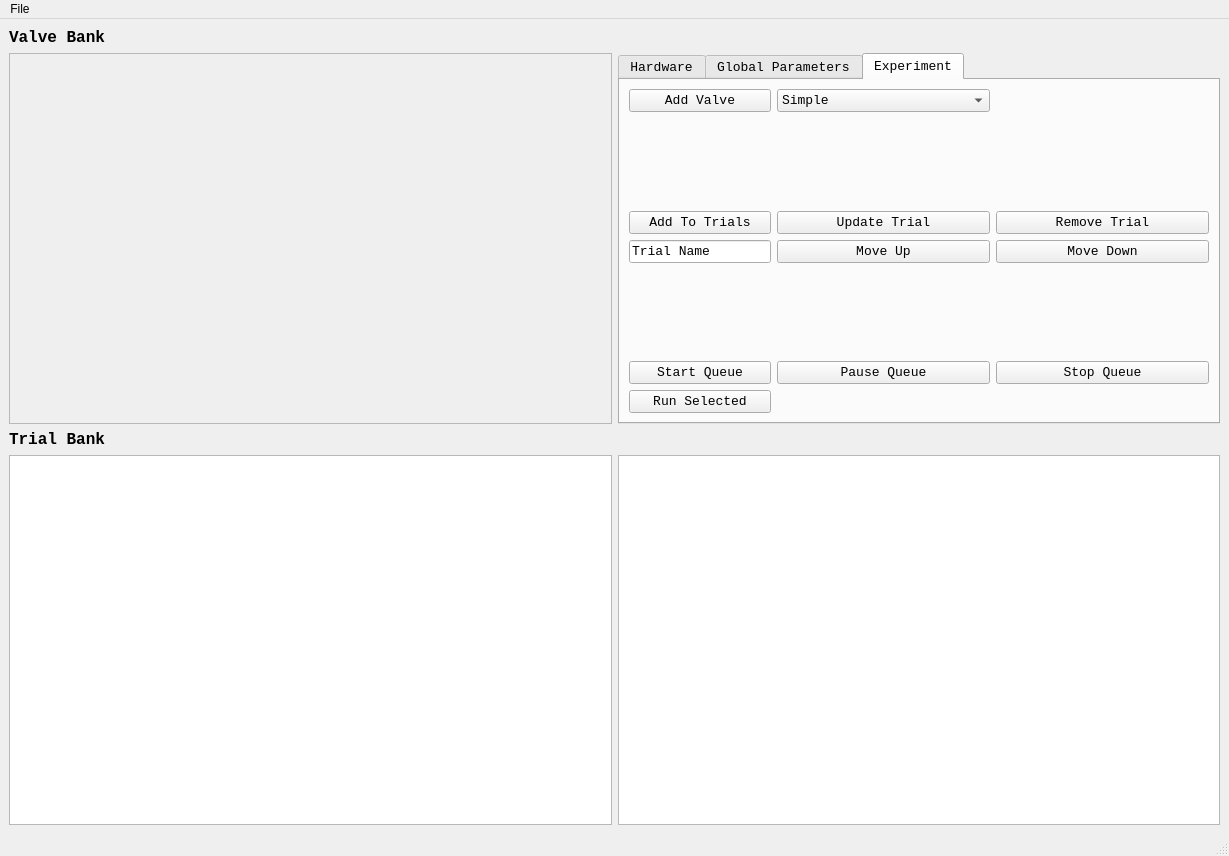
The window that UI/PulseBoyUI.ui (tobiasackels/PulseBoy) describes before a commit, drawn with Qt 5.
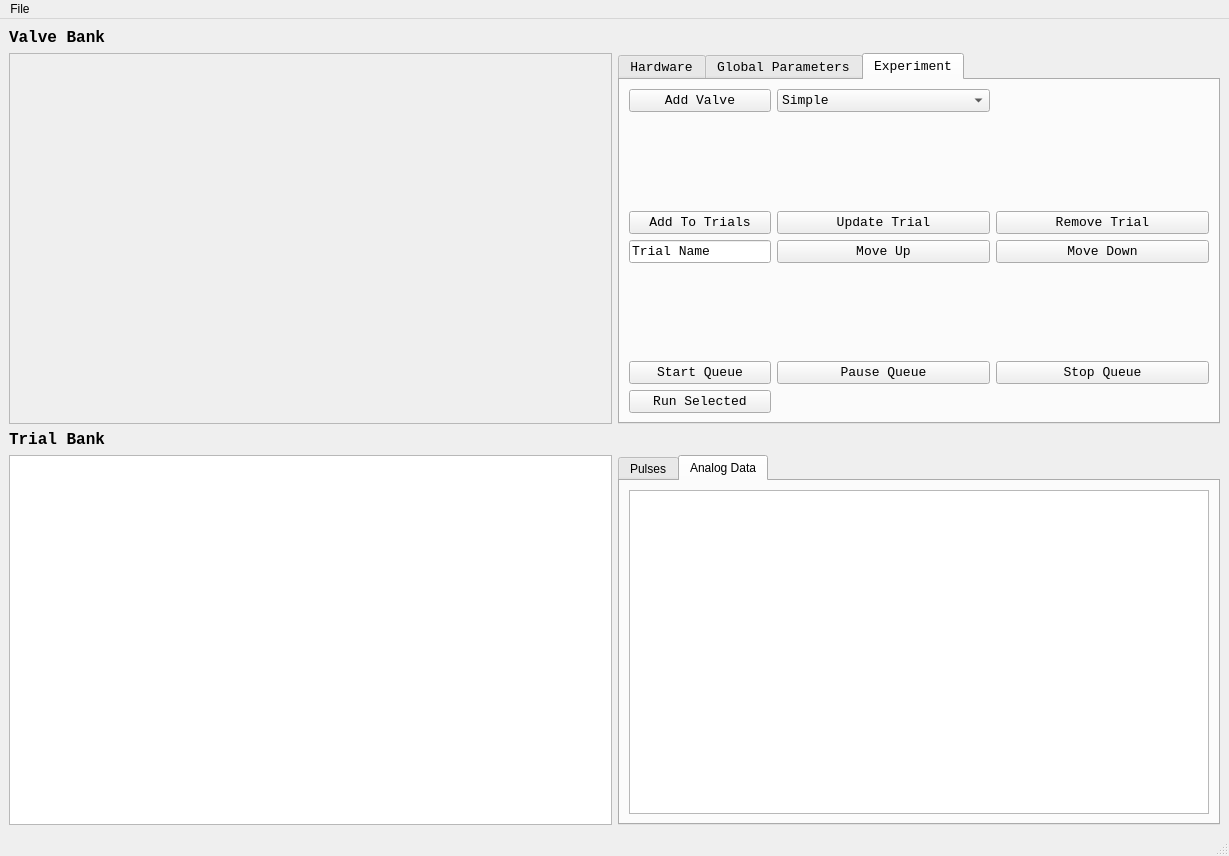
The same window after the commit. Custom widgets are drawn as their Qt base class.

Commit message: Basic trial by trial analog plotting

What changed in the file:
```diff
--- a/UI/PulseBoyUI.ui
+++ b/UI/PulseBoyUI.ui
@@ -58,16 +58,6 @@
       </widget>
      </widget>
     </item>
-    <item row="3" column="2">
-     <widget class="PlotWidget" name="graphicsView">
-      <property name="sizePolicy">
-       <sizepolicy hsizetype="Expanding" vsizetype="Expanding">
-        <horstretch>0</horstretch>
-        <verstretch>0</verstretch>
-       </sizepolicy>
-      </property>
-     </widget>
-    </item>
     <item row="3" column="0">
      <widget class="QTableView" name="trialBankTable">
       <property name="sizePolicy">
@@ -441,6 +431,47 @@
       </widget>
      </widget>
     </item>
+    <item row="3" column="2">
+     <widget class="QTabWidget" name="viewWidgetTab">
+      <property name="currentIndex">
+       <number>1</number>
+      </property>
+      <widget class="QWidget" name="pulseTab">
+       <attribute name="title">
+        <string>Pulses</string>
+       </attribute>
+       <layout class="QGridLayout" name="gridLayout_5">
+        <item row="0" column="0">
+         <widget class="PlotWidget" name="graphicsView">
+          <property name="sizePolicy">
+           <sizepolicy hsizetype="Expanding" vsizetype="Expanding">
+            <horstretch>0</horstretch>
+            <verstretch>0</verstretch>
+           </sizepolicy>
+          </property>
+         </widget>
+        </item>
+       </layout>
+      </widget>
+      <widget class="QWidget" name="analogDataTab">
+       <attribute name="title">
+        <string>Analog Data</string>
+       </attribute>
+       <layout class="QGridLayout" name="gridLayout_6">
+        <item row="0" column="0">
+         <widget class="PlotWidget" name="analogView">
+          <property name="sizePolicy">
+           <sizepolicy hsizetype="Expanding" vsizetype="Expanding">
+            <horstretch>0</horstretch>
+            <verstretch>0</verstretch>
+           </sizepolicy>
+          </property>
+         </widget>
+        </item>
+       </layout>
+      </widget>
+     </widget>
+    </item>
    </layout>
   </widget>
   <widget class="QMenuBar" name="menubar">
```
The commit also changes 3 other files.
